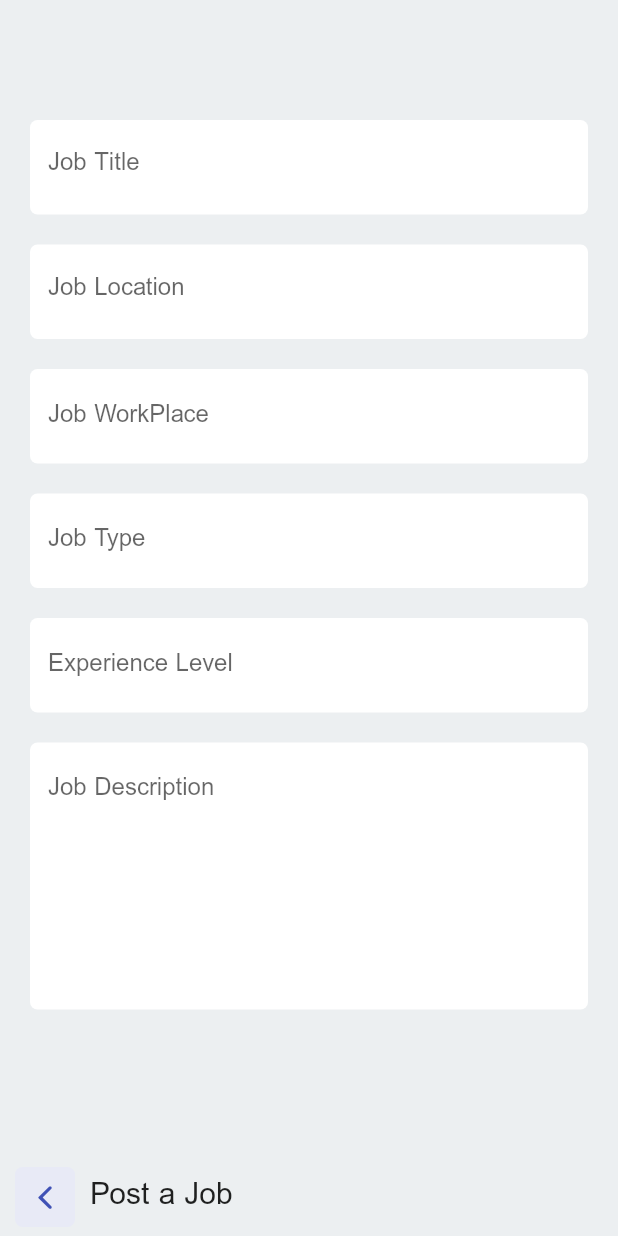
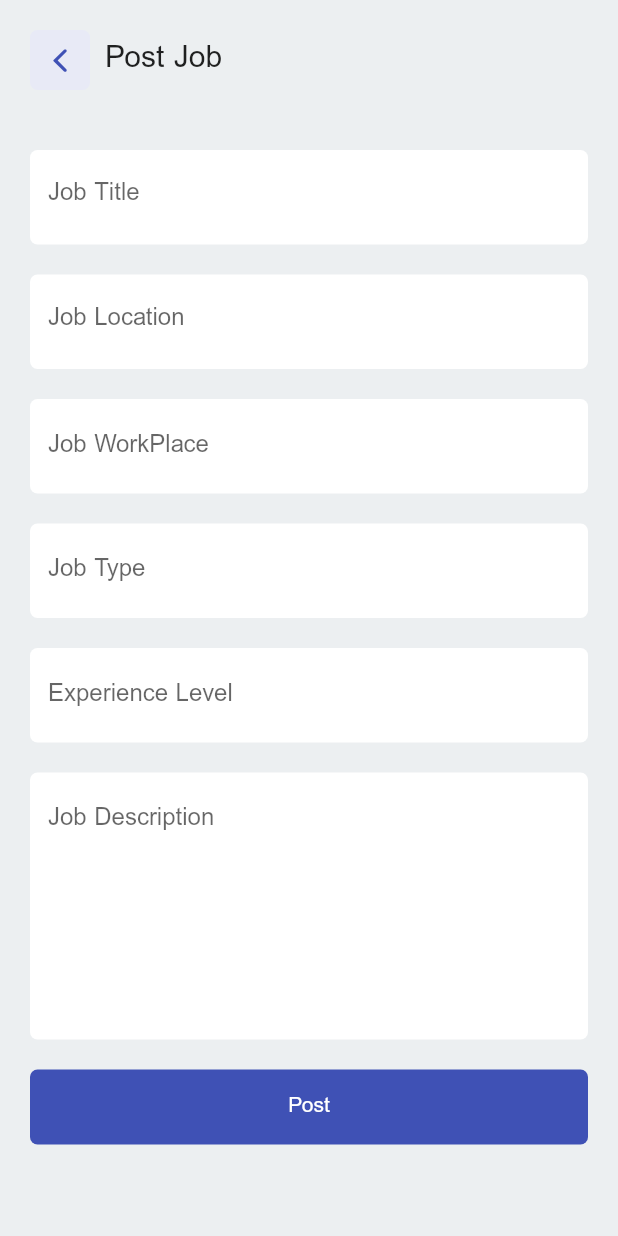
Before and after one commit to Harrem/kurdwork, a Flutter app: the HomeScreen screen opened directly, after a tap on the "filter list" icon, on a phone screen of 412 x 824 dp. Run offline on Flutter 3.47's test engine with Material 2 defaults, Android fonts, the light colour scheme and no system bars; our stand-ins replace bloc, cloud_firestore, email_validator, equatable, file_picker, firebase_auth and 6 more; accounts and stored records are empty.

Commit message:
Refactored code

```diff
--- a/lib/route.dart
+++ b/lib/route.dart
@@ -1,10 +1,12 @@
 import 'package:flutter/material.dart';
 import 'package:kurdwork/routes/home.dart';
+import 'package:kurdwork/routes/jobPostScreen.dart';
 import 'package:kurdwork/routes/settings.dart';
 
 class RouteGenerator {
-  static const String homePage = "./screens/home.dart";
-  static const String settingsPage = "./screens/settings.dart";
+  static const String homePage = "./routes/home.dart";
+  static const String settingsPage = "./routes/settings.dart";
+  static const String postPage = "./routes/jobPostScreen.dart";
 
   RouteGenerator._();
 
@@ -14,6 +16,8 @@ class RouteGenerator {
         return MaterialPageRoute(builder: (_) => const HomeScreen());
       case settingsPage:
         return MaterialPageRoute(builder: (_) => const Settings());
+      case postPage:
+        return MaterialPageRoute(builder: (_) => const JobPost());
       default:
         throw const FormatException("Route not found");
     }
--- a/lib/routes/home.dart
+++ b/lib/routes/home.dart
@@ -1,6 +1,7 @@
 import 'package:flutter/material.dart';
 import 'package:flutter/cupertino.dart';
 import 'package:flutter_bloc/flutter_bloc.dart';
+import 'package:kurdwork/route.dart';
 import 'package:kurdwork/routes/jobPostScreen.dart';
 import 'package:kurdwork/routes/savedJobsScreen.dart';
 import 'package:kurdwork/routes/profile/view/profile.dart';
@@ -161,7 +162,7 @@ class _HomeScreenState extends State<HomeScreen>
                       padding: const EdgeInsets.symmetric(
                           horizontal: 20, vertical: 12),
                       duration: const Duration(milliseconds: 400),
-                      // tabBackgroundColor: const Color.fromARGB(255, 242, 235, 255),
+                      tabBackgroundColor: Colors.indigo[50]!,
                       color: Colors.black,
                       tabs: const [
                         GButton(
@@ -184,23 +185,26 @@ class _HomeScreenState extends State<HomeScreen>
                       selectedIndex: currentIndex,
                       onTabChange: (index) {
                         tabController.index = index;
+                        setState(() {});
                       },
                     ),
                   ),
                 ),
-                // floatingActionButton: (tabController.index == 0)
-                //     ? FloatingActionButton(
-                //         onPressed: () {
-                //           // Navigator.of(context).push(MaterialPageRoute(builder: (context)=> JobPost()));
-                //         },
-                //         child: const Icon(Icons.add),
-                //       )
-                //     : FloatingActionButton(
-                //         onPressed: () {
-                //           // Navigator.of(context).push(MaterialPageRoute(builder: (context)=> JobPost()));
-                //         },
-                //         child: const Icon(Icons.settings_outlined),
-                //       ),
+                floatingActionButton: (tabController.index == 0)
+                    ? FloatingActionButton(
+                        onPressed: () {
+                          Navigator.of(context)
+                              .pushNamed(RouteGenerator.postPage);
+                        },
+                        child: const Icon(Icons.add),
+                      )
+                    : FloatingActionButton(
+                        onPressed: () {
+                          Navigator.of(context)
+                              .pushNamed(RouteGenerator.settingsPage);
+                        },
+                        child: const Icon(Icons.settings_outlined),
+                      ),
               ),
             ),
           ),
--- a/lib/routes/jobPostScreen.dart
+++ b/lib/routes/jobPostScreen.dart
@@ -5,7 +5,10 @@ import 'package:firebase_auth/firebase_auth.dart';
 import 'package:flutter/cupertino.dart';
 import 'package:flutter/material.dart';
 import 'package:kurdwork/services/jobServices.dart';
+import 'package:bloc/bloc.dart';
+import 'package:flutter_bloc/flutter_bloc.dart';
 import '../Models/job.dart';
+import '../bloc/user_bloc/user_bloc.dart';
 
 class JobPost extends StatefulWidget {
   const JobPost({
@@ -16,8 +19,6 @@ class JobPost extends StatefulWidget {
 }
 
 class _JobPostState extends State<JobPost> {
-  late final User user;
-
   JobServices jobServices = JobServices();
   PostForm form = PostForm();
 
@@ -28,21 +29,16 @@ class _JobPostState extends State<JobPost> {
 
   @override
   Widget build(BuildContext context) {
+    var bloc = context.read<UserBloc>();
     return Container(
       color: Colors.blueGrey[50],
       child: SafeArea(
         child: Scaffold(
-          body: Column(
+          body: ListView(
             children: [
-              Padding(
-                padding: const EdgeInsets.all(20.0),
-                child: form,
-              ),
-              SizedBox(
+              Container(
+                padding: const EdgeInsets.all(20),
                 width: double.infinity,
-                height: 70,
-                child: Padding(
-                  padding: const EdgeInsets.all(10.0),
                 child: Row(
                   mainAxisAlignment: MainAxisAlignment.start,
                   children: [
@@ -56,17 +52,22 @@ class _JobPostState extends State<JobPost> {
                         child: const Icon(CupertinoIcons.back),
                       ),
                     ),
-                      const SizedBox(width: 10),
+                    const VerticalDivider(),
                     Text(
-                        "Post a Job",
+                      "Post Job",
                       style: Theme.of(context).textTheme.headline6,
                     )
                   ],
                 ),
               ),
+              Padding(
+                padding: const EdgeInsets.all(20.0),
+                child: form,
               ),
               Container(
-                padding: const EdgeInsets.all(20),
+                padding: const EdgeInsets.symmetric(horizontal: 20),
+                height: 50,
+                width: double.infinity,
                 child: ElevatedButton(
                   onPressed: () async {
                     setState(() {});
@@ -85,7 +86,7 @@ class _JobPostState extends State<JobPost> {
                         experience: form.experienceLevelController.text,
                         owner: await FirebaseFirestore.instance
                             .collection("users")
-                            .doc(user.uid.toString())
+                            .doc(bloc.userData.uid.toString())
                             .get()
                             .then((value) => value.data()!['fname']),
                       );
@@ -93,7 +94,7 @@ class _JobPostState extends State<JobPost> {
                       jobServices.postJob(job);
                     }
                   },
-                  child: const Text("post job"),
+                  child: const Text("Post"),
                 ),
               ),
             ],
@@ -123,9 +124,7 @@ class PostForm extends StatelessWidget {
       key: formKey,
       child: SingleChildScrollView(
         child: Column(
-          crossAxisAlignment: CrossAxisAlignment.start,
           children: [
-            const SizedBox(height: 60),
             TextFormField(
               controller: jobTitleController,
               decoration: const InputDecoration(
@@ -168,7 +167,6 @@ class PostForm extends StatelessWidget {
                 hintText: "Job Description",
               ),
             ),
-            const SizedBox(height: 70),
           ],
         ),
       ),
--- /dev/null
+++ b/lib/routes/profile/Bloc/profile_event.dart
@@ -0,0 +1,37 @@
+import 'package:file_picker/file_picker.dart';
+
+abstract class ProfileEvent {}
+
+class InitializeProfile extends ProfileEvent {}
+
+class UpdateProfilePic extends ProfileEvent {
+  PlatformFile image;
+
+  UpdateProfilePic(this.image);
+}
+
+class UpdateName extends ProfileEvent {
+  final String name;
+
+  UpdateName(this.name);
+}
+
+class UpdateHeadline extends ProfileEvent {
+  final String headlineText;
+
+  UpdateHeadline(this.headlineText);
+}
+
+class UpdateAbout extends ProfileEvent {
+  final String aboutText;
+
+  UpdateAbout(this.aboutText);
+}
+
+class UpdateSkills extends ProfileEvent {
+  final List<String> skills;
+
+  UpdateSkills(this.skills);
+}
+
+class UpdateEducation extends ProfileEvent {}
--- a/lib/routes/signup.dart
+++ b/lib/routes/signup.dart
@@ -49,6 +49,7 @@ class _SignupScreenState extends State<SignupScreen> {
                           },
                           style: ElevatedButton.styleFrom(
                               elevation: 0,
+                              backgroundColor: Colors.white,
                               fixedSize: const Size(60, 60),
                               padding: const EdgeInsets.all(9)),
                           clipBehavior: Clip.none,
@@ -66,7 +67,8 @@ class _SignupScreenState extends State<SignupScreen> {
                       child: ElevatedButton(
                         onPressed: () {},
                         style: ElevatedButton.styleFrom(
-                            primary: const Color.fromARGB(255, 221, 247, 255),
+                            backgroundColor:
+                                const Color.fromARGB(255, 221, 247, 255),
                             elevation: 0,
                             fixedSize: const Size(60, 60),
                             padding: const EdgeInsets.all(7)),
```
Also changed, not shown: lib/routes/profile/Bloc/profile_bloc.dart (added, +17 -0 lines), lib/routes/profile/Bloc/profile_state.dart (added, +17 -0 lines), lib/routes/profile/view/profile.dart (+6 -6 lines). Lines whose indentation alone changed are shown as unchanged.
